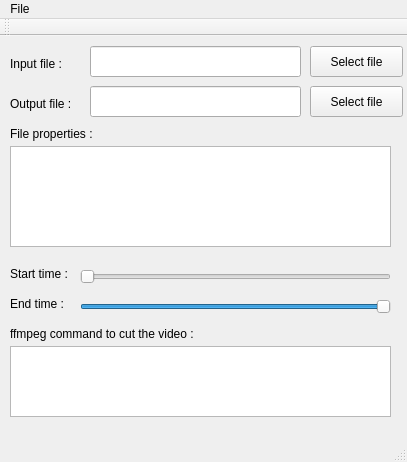
This is mainwindow.ui in Drabble/IHM_Labo2 as Qt 5 draws it before an edit. The edited form follows.
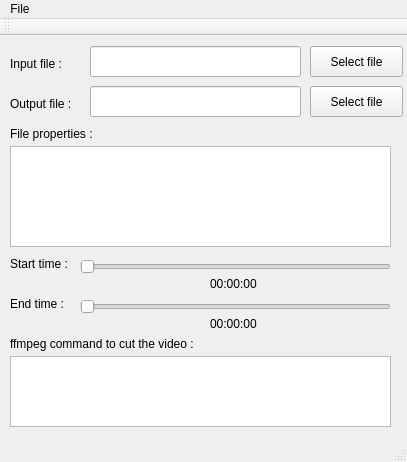
This is the edited form.

Patch:
```diff
--- a/mainwindow.ui
+++ b/mainwindow.ui
@@ -100,7 +100,7 @@
     <property name="geometry">
      <rect>
       <x>10</x>
-      <y>230</y>
+      <y>220</y>
       <width>71</width>
       <height>16</height>
      </rect>
@@ -113,7 +113,7 @@
     <property name="geometry">
      <rect>
       <x>10</x>
-      <y>310</y>
+      <y>320</y>
       <width>381</width>
       <height>71</height>
      </rect>
@@ -136,7 +136,7 @@
     <property name="geometry">
      <rect>
       <x>10</x>
-      <y>290</y>
+      <y>300</y>
       <width>221</width>
       <height>16</height>
      </rect>
@@ -149,11 +149,14 @@
     <property name="geometry">
      <rect>
       <x>80</x>
-      <y>230</y>
+      <y>220</y>
       <width>311</width>
       <height>22</height>
      </rect>
     </property>
+    <property name="maximum">
+     <number>0</number>
+    </property>
     <property name="orientation">
      <enum>Qt::Horizontal</enum>
     </property>
@@ -167,8 +170,11 @@
       <height>22</height>
      </rect>
     </property>
+    <property name="maximum">
+     <number>0</number>
+    </property>
     <property name="value">
-     <number>99</number>
+     <number>0</number>
     </property>
     <property name="orientation">
      <enum>Qt::Horizontal</enum>
@@ -194,6 +200,32 @@
      </rect>
     </property>
    </widget>
+   <widget class="QLabel" name="labelEndTimeValue">
+    <property name="geometry">
+     <rect>
+      <x>210</x>
+      <y>280</y>
+      <width>55</width>
+      <height>16</height>
+     </rect>
+    </property>
+    <property name="text">
+     <string>00:00:00</string>
+    </property>
+   </widget>
+   <widget class="QLabel" name="labelStartTimeValue">
+    <property name="geometry">
+     <rect>
+      <x>210</x>
+      <y>240</y>
+      <width>55</width>
+      <height>16</height>
+     </rect>
+    </property>
+    <property name="text">
+     <string>00:00:00</string>
+    </property>
+   </widget>
   </widget>
   <widget class="QMenuBar" name="menuBar">
    <property name="geometry">
```
